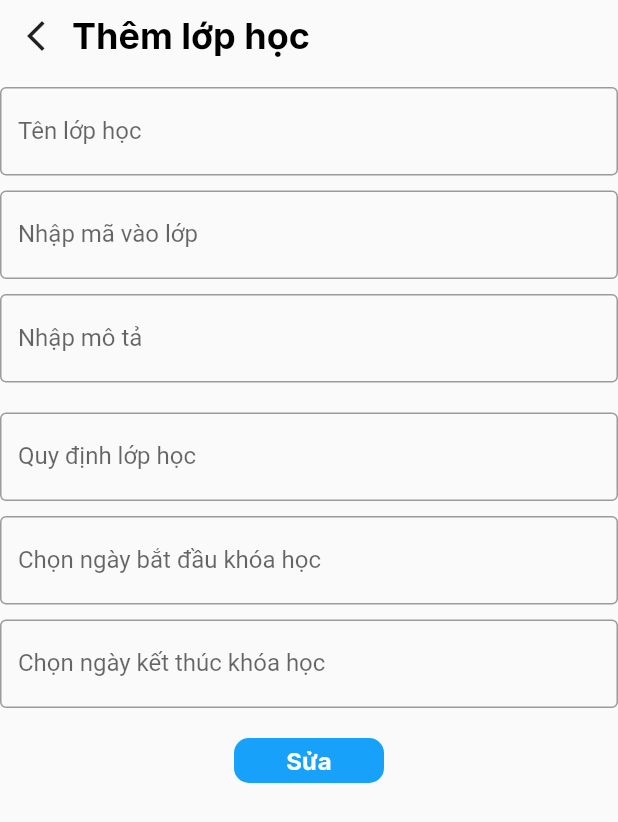
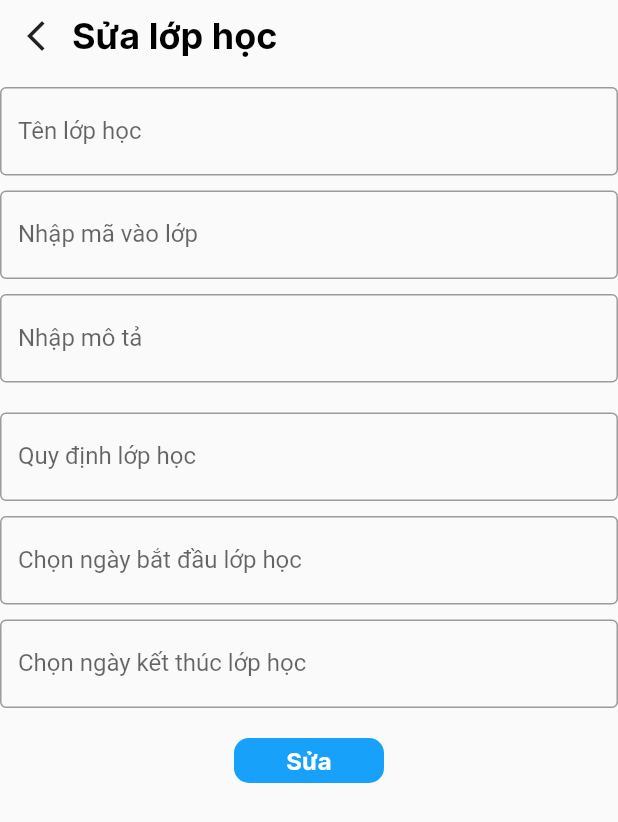
Before and after one commit to phangiang0707/sedu_web_flutter, a Flutter app: the FixClass screen opened directly with empty values, on a phone screen of 412 x 824 dp. Shown: the top 822 px of the screen. Run offline on Flutter 3.47's test engine with Material 2 defaults, Android fonts, the phone set to English and light mode, and no system bars; our stand-ins replace dotted_border, google_fonts, image_picker; missing offline and left inert: flutter_side_menu; accounts and stored records are empty; network calls fail.

Commit message:
web done

```diff
--- a/lib/src/model/otd/class/getDetailClass.otd.dart
+++ b/lib/src/model/otd/class/getDetailClass.otd.dart
@@ -13,40 +13,30 @@ String getDetailClassOtdToJson(GetDetailClassOtd data) =>
 class GetDetailClassOtd {
   String id;
   String name;
-  String? code;
+  String code;
   String description;
   String rules;
   DateTime startDate;
   DateTime endDate;
-  bool? archived;
+  dynamic zaloGroupChatName;
+  dynamic zaloGroupChatUrl;
+  bool archived;
   bool enabled;
-  bool deleted;
-  DateTime createdAt;
-  DateTime updatedAt;
-  dynamic deletedAt;
-  GetDetailClassOtd? course;
-  int? price;
-  dynamic imageUrl;
-  String? categoryId;
+  Course course;
 
   GetDetailClassOtd({
     required this.id,
     required this.name,
-    this.code,
+    required this.code,
     required this.description,
     required this.rules,
     required this.startDate,
     required this.endDate,
-    this.archived,
+    required this.zaloGroupChatName,
+    required this.zaloGroupChatUrl,
+    required this.archived,
     required this.enabled,
-    required this.deleted,
-    required this.createdAt,
-    required this.updatedAt,
-    this.deletedAt,
-    this.course,
-    this.price,
-    this.imageUrl,
-    this.categoryId,
+    required this.course,
   });
 
   factory GetDetailClassOtd.fromJson(Map<String, dynamic> json) =>
@@ -58,18 +48,11 @@ class GetDetailClassOtd {
         rules: json["rules"],
         startDate: DateTime.parse(json["startDate"]),
         endDate: DateTime.parse(json["endDate"]),
+        zaloGroupChatName: json["zaloGroupChatName"],
+        zaloGroupChatUrl: json["zaloGroupChatUrl"],
         archived: json["archived"],
         enabled: json["enabled"],
-        deleted: json["deleted"],
-        createdAt: DateTime.parse(json["createdAt"]),
-        updatedAt: DateTime.parse(json["updatedAt"]),
-        deletedAt: json["deletedAt"],
-        course: json["course"] == null
-            ? null
-            : GetDetailClassOtd.fromJson(json["course"]),
-        price: json["price"],
-        imageUrl: json["imageUrl"],
-        categoryId: json["categoryId"],
+        course: Course.fromJson(json["course"]),
       );
 
   Map<String, dynamic> toJson() => {
@@ -80,15 +63,78 @@ class GetDetailClassOtd {
         "rules": rules,
         "startDate": startDate.toIso8601String(),
         "endDate": endDate.toIso8601String(),
+        "zaloGroupChatName": zaloGroupChatName,
+        "zaloGroupChatUrl": zaloGroupChatUrl,
         "archived": archived,
+        "enabled": enabled,
+        "course": course.toJson(),
+      };
+}
+
+class Course {
+  String id;
+  String name;
+  String description;
+  String rules;
+  int price;
+  dynamic imageUrl;
+  String categoryId;
+  DateTime startDate;
+  DateTime endDate;
+  bool enabled;
+  bool deleted;
+  DateTime createdAt;
+  DateTime updatedAt;
+  dynamic deletedAt;
+
+  Course({
+    required this.id,
+    required this.name,
+    required this.description,
+    required this.rules,
+    required this.price,
+    this.imageUrl,
+    required this.categoryId,
+    required this.startDate,
+    required this.endDate,
+    required this.enabled,
+    required this.deleted,
+    required this.createdAt,
+    required this.updatedAt,
+    this.deletedAt,
+  });
+
+  factory Course.fromJson(Map<String, dynamic> json) => Course(
+        id: json["id"],
+        name: json["name"],
+        description: json["description"],
+        rules: json["rules"],
+        price: json["price"],
+        imageUrl: json["imageUrl"],
+        categoryId: json["categoryId"],
+        startDate: DateTime.parse(json["startDate"]),
+        endDate: DateTime.parse(json["endDate"]),
+        enabled: json["enabled"],
+        deleted: json["deleted"],
+        createdAt: DateTime.parse(json["createdAt"]),
+        updatedAt: DateTime.parse(json["updatedAt"]),
+        deletedAt: json["deletedAt"],
+      );
+
+  Map<String, dynamic> toJson() => {
+        "id": id,
+        "name": name,
+        "description": description,
+        "rules": rules,
+        "price": price,
+        "imageUrl": imageUrl,
+        "categoryId": categoryId,
+        "startDate": startDate.toIso8601String(),
+        "endDate": endDate.toIso8601String(),
         "enabled": enabled,
         "deleted": deleted,
         "createdAt": createdAt.toIso8601String(),
         "updatedAt": updatedAt.toIso8601String(),
         "deletedAt": deletedAt,
-        "course": course?.toJson(),
-        "price": price,
-        "imageUrl": imageUrl,
-        "categoryId": categoryId,
       };
 }
--- a/lib/src/views/class/addClass_page.dart
+++ b/lib/src/views/class/addClass_page.dart
@@ -187,9 +187,9 @@ class _AddClass_pageState extends State<AddClass_page> {
                           width: 1, color: Color.fromRGBO(23, 161, 250, 1)),
                       borderRadius: BorderRadius.circular(15),
                     ),
-                    labelText: "Chọn ngày bắt đầu khóa học",
+                    labelText: "Chọn ngày bắt đầu lớp học",
                     border: OutlineInputBorder(),
-                    hintText: "Chọn ngày bắt đầu khóa học",
+                    hintText: "Chọn ngày bắt đầu lớp học",
                   ),
                 ),
                 SizedBox(
@@ -218,9 +218,9 @@ class _AddClass_pageState extends State<AddClass_page> {
                           width: 1, color: Color.fromRGBO(23, 161, 250, 1)),
                       borderRadius: BorderRadius.circular(15),
                     ),
-                    labelText: "Chọn ngày kết thúc khóa học",
+                    labelText: "Chọn ngày kết thúc lớp học",
                     border: OutlineInputBorder(),
-                    hintText: "Chọn ngày kết thúc khóa học",
+                    hintText: "Chọn ngày kết thúc lớp học",
                   ),
                 ),
                 SizedBox(
--- a/lib/src/views/class/fixClass_page.dart
+++ b/lib/src/views/class/fixClass_page.dart
@@ -44,10 +44,11 @@ class _FixClassState extends State<FixClass> {
     _getDetailClassController = GetDetailClassController();
     _getDetailClassController!.getDetailClassOtd(widget.id).then((value) {
       setState(() {
-        setState(() {
-          _getDetailClassOtd = value;
+        _getDetailClassOtd = value;
 
-          //_txtCourseID.text = _getDetailClassOtd!.course!.id;
+        //_txtCourseID.text = _getDetailClassOtd!.course!.id;
+        if (_getDetailClassOtd!.zaloGroupChatName == null &&
+            _getDetailClassOtd!.zaloGroupChatName == null) {
           _txtDescription.text = _getDetailClassOtd!.description;
           _txtRules.text = _getDetailClassOtd!.rules;
           _txtStartDate.text =
@@ -55,9 +56,9 @@ class _FixClassState extends State<FixClass> {
           _txtEndDate.text =
               '${_getDetailClassOtd!.endDate.day}/${_getDetailClassOtd!.endDate.month}/${_getDetailClassOtd!.endDate.year}';
           _txtName.text = _getDetailClassOtd!.name;
-          _txtCode.text = _getDetailClassOtd!.code!;
+          _txtCode.text = _getDetailClassOtd!.code;
           _txtRules.text = _getDetailClassOtd!.rules;
-        });
+        }
       });
     });
     _getCoursesController!.getCourses().then((value) {
@@ -83,7 +84,7 @@ class _FixClassState extends State<FixClass> {
                         },
                         icon: Icon(Icons.arrow_back_ios_new_outlined)),
                     Text(
-                      "Thêm lớp học",
+                      "Sửa lớp học",
                       style: GoogleFonts.inter(
                           fontSize: 24,
                           fontWeight: FontWeight.w700,
@@ -211,9 +212,9 @@ class _FixClassState extends State<FixClass> {
                           width: 1, color: Color.fromRGBO(23, 161, 250, 1)),
                       borderRadius: BorderRadius.circular(15),
                     ),
-                    labelText: "Chọn ngày bắt đầu khóa học",
+                    labelText: "Chọn ngày bắt đầu lớp học",
                     border: OutlineInputBorder(),
-                    hintText: "Chọn ngày bắt đầu khóa học",
+                    hintText: "Chọn ngày bắt đầu lớp học",
                   ),
                 ),
                 SizedBox(
@@ -242,9 +243,9 @@ class _FixClassState extends State<FixClass> {
                           width: 1, color: Color.fromRGBO(23, 161, 250, 1)),
                       borderRadius: BorderRadius.circular(15),
                     ),
-                    labelText: "Chọn ngày kết thúc khóa học",
+                    labelText: "Chọn ngày kết thúc lớp học",
                     border: OutlineInputBorder(),
-                    hintText: "Chọn ngày kết thúc khóa học",
+                    hintText: "Chọn ngày kết thúc lớp học",
                   ),
                 ),
                 SizedBox(
@@ -258,7 +259,7 @@ class _FixClassState extends State<FixClass> {
                             name: _txtName.text,
                             code: _txtCode.text,
                             description: _txtDescription.text,
-                            courseId: _getDetailClassOtd!.course!.id,
+                            courseId: _getDetailClassOtd!.course.id,
                             rules: _txtRules.text,
                             startDate: startDate,
                             endDate: endDate));
--- a/lib/src/views/timings/addTimings_page.dart
+++ b/lib/src/views/timings/addTimings_page.dart
@@ -182,7 +182,7 @@ class _AddTimnigs_pageState extends State<AddTimnigs_page> {
                 ),
               ),
               SizedBox(
-                height: 10,
+                width: 10,
               ),
               InkWell(
                 onTap: () {
```
Also changed, not shown: lib/src/controller/class/createGroupChat.controller.dart (added, +22 -0 lines), lib/src/controller/class/removeGroupChat.controller.dart (added, +18 -0 lines), lib/src/model/otd/class/getClass.otd.dart (+0 -40 lines), lib/src/views/class/listStudent_Teacher_page.dart (+106 -4 lines), lib/src/views/users/postUser_page.dart (+10 -6 lines), 1 other file.
